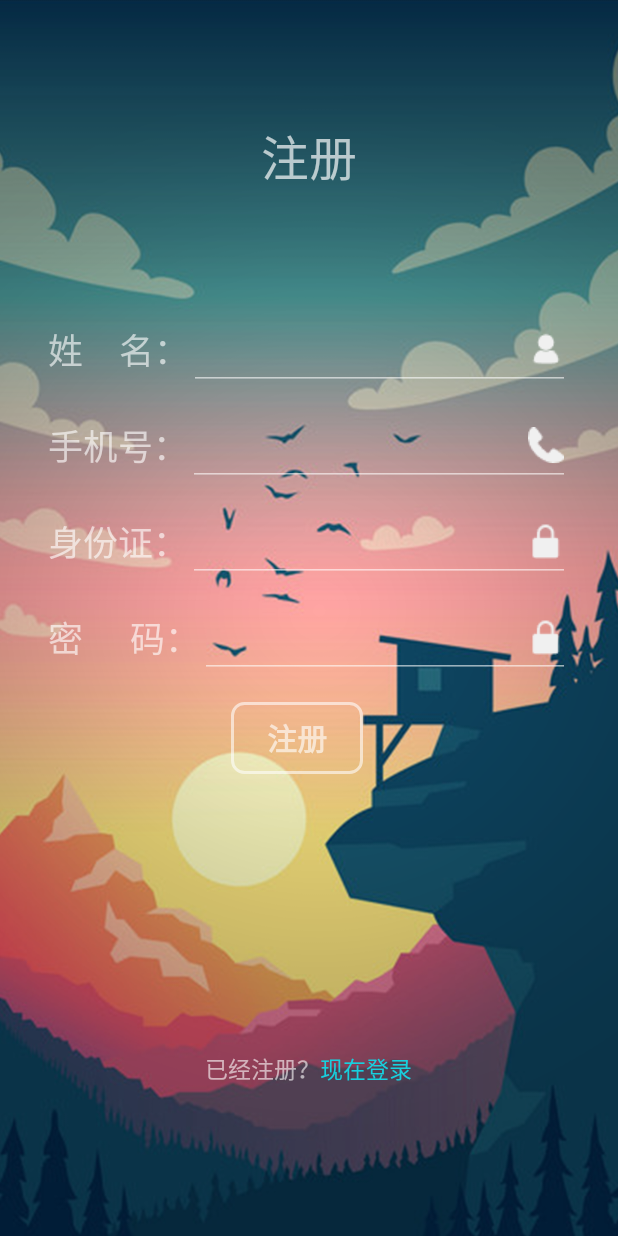
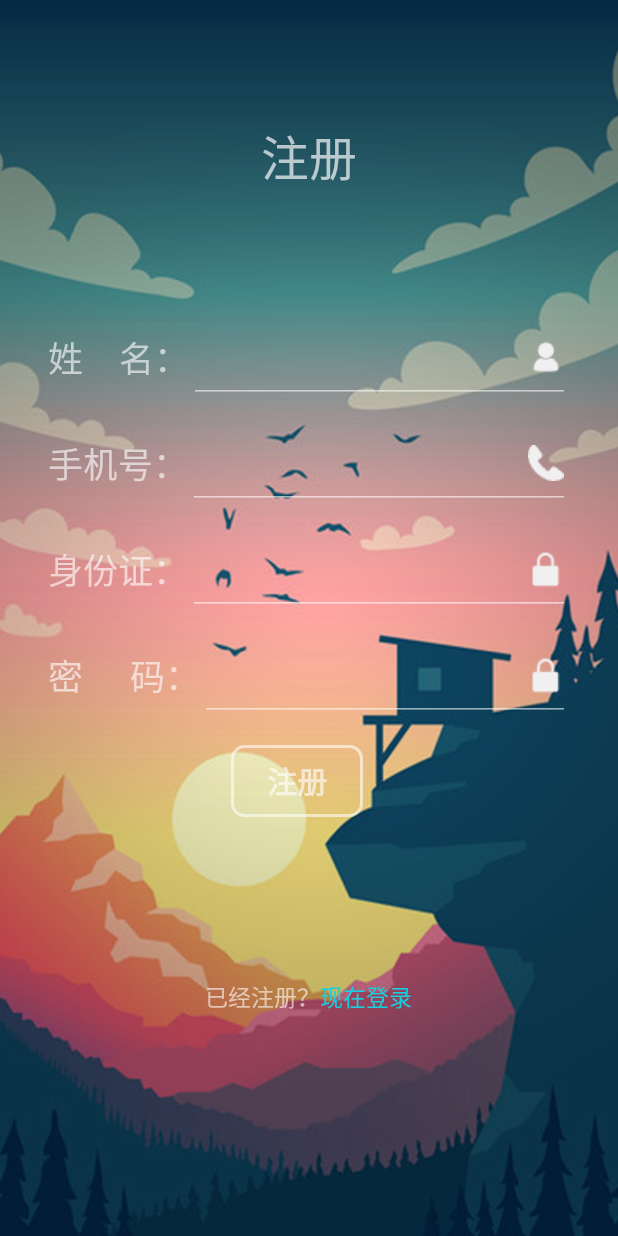
Before and after one commit to Ruinwalker7/QR-project, an Android app: the SignupActivity screen opened directly, with no data from a screen before it, on a phone screen of 412 x 824 dp. Run offline under Robolectric (Android 15) with nearby library versions, the phone set to English and light mode, and no system bars.

```diff
--- a/QR-Delivery-App/app/src/main/res/layout/signup_main.xml
+++ b/QR-Delivery-App/app/src/main/res/layout/signup_main.xml
@@ -65,13 +65,13 @@
     </LinearLayout>
 
 
-
     <LinearLayout
+        android:id="@+id/layout"
         android:layout_width="match_parent"
         android:layout_height="wrap_content"
-        android:layout_alignParentBottom="true"
+        android:layout_below="@+id/linearLayout"
         android:layout_centerHorizontal="true"
-        android:layout_marginBottom="300dp"
+        android:layout_marginTop="70dp"
         android:orientation="vertical"
         android:paddingLeft="32dp"
         android:paddingRight="32dp">
@@ -97,7 +97,7 @@
                 <EditText
                     android:id="@+id/name_register"
                     android:layout_width="match_parent"
-                    android:layout_height="match_parent"
+                    android:layout_height="60dp"
                     android:drawableEnd="@drawable/name"
                     android:drawablePadding="12dp"
                     android:filterTouchesWhenObscured="false"
@@ -132,7 +132,7 @@
                 <EditText
                     android:id="@+id/phone_register"
                     android:layout_width="match_parent"
-                    android:layout_height="match_parent"
+                    android:layout_height="60dp"
                     android:drawableEnd="@drawable/telephone_24"
                     android:drawablePadding="16dp"
                     android:filterTouchesWhenObscured="false"
@@ -145,7 +145,6 @@
                     android:textSize="24sp" />
             </com.google.android.material.textfield.TextInputLayout>
         </LinearLayout>
-
 
 
         <LinearLayout
@@ -169,7 +168,7 @@
                 <EditText
                     android:id="@+id/idCard_register"
                     android:layout_width="match_parent"
-                    android:layout_height="match_parent"
+                    android:layout_height="60dp"
                     android:drawableEnd="@drawable/pass"
                     android:drawablePadding="16dp"
                     android:filterTouchesWhenObscured="false"
@@ -204,7 +203,7 @@
                 <EditText
                     android:id="@+id/psd_register"
                     android:layout_width="match_parent"
-                    android:layout_height="match_parent"
+                    android:layout_height="60dp"
                     android:drawableEnd="@drawable/pass"
                     android:drawablePadding="16dp"
                     android:filterTouchesWhenObscured="false"
@@ -236,9 +235,9 @@
                 android:fontFamily="@font/calibri"
                 android:text="注册"
                 android:textAllCaps="false"
-                android:textStyle="bold"
                 android:textColor="#9fffffff"
-                android:textSize="20dp" />
+                android:textSize="20dp"
+                android:textStyle="bold" />
         </LinearLayout>
 
     </LinearLayout>
@@ -247,9 +246,9 @@
     <LinearLayout
         android:layout_width="wrap_content"
         android:layout_height="wrap_content"
+        android:layout_below="@+id/layout"
         android:layout_centerHorizontal="true"
-        android:layout_alignParentBottom="true"
-        android:layout_marginBottom="100dp">
+        android:layout_marginTop="100dp">
 
         <TextView
             android:layout_width="wrap_content"
@@ -261,15 +260,16 @@
             android:textColor="#9affffff"
             android:textSize="15sp"
             tools:ignore="SmallSp" />
+
         <TextView
             android:id="@+id/rtlogin"
             android:layout_width="wrap_content"
             android:layout_height="wrap_content"
             android:fontFamily="@font/calibri"
-            android:textColorLink="@color/black"
             android:gravity="center"
             android:text="现在登录"
             android:textColor="#18D0DE"
+            android:textColorLink="@color/black"
             android:textSize="15sp"
             tools:ignore="SmallSp" />
     </LinearLayout>
--- a/QR-Delivery-Web/src/main/java/com/chen/qrcode/config/ResConfig.java
+++ b/QR-Delivery-Web/src/main/java/com/chen/qrcode/config/ResConfig.java
@@ -54,6 +54,8 @@ public class ResConfig {
         public static final String SERVER_ERROR = "服务器端发生异常....";
 
         public static final String LOGIN_ERROR = "用户名或密码错误";
+        public static final String EXIST_ERROR = "已存在";
+
 
         public static final String AUTH_ERROR = "您无权访问此项内容";
 
--- a/QR-Delivery-Web/src/main/webapp/web.xml
+++ b/QR-Delivery-Web/src/main/webapp/web.xml
@@ -40,4 +40,6 @@
         <servlet-name>default</servlet-name>
         <url-pattern>*.css</url-pattern>
     </servlet-mapping>
+
+
 </web-app>
```
Also changed, not shown: QR-Delivery-App/app/src/main/java/com/example/myapplication/LoginActivity.kt (+14 -16 lines), QR-Delivery-App/app/src/main/java/com/example/myapplication/SignupActivity.kt (+10 -14 lines), QR-Delivery-App/app/src/main/java/com/example/myapplication/utils/Login.kt (+79 -51 lines), QR-Delivery-App/app/src/main/res/layout/login_main.xml (+10 -11 lines), QR-Delivery-Web/src/main/java/com/chen/qrcode/controller/AppController.java (+24 -6 lines), 2 other files.
